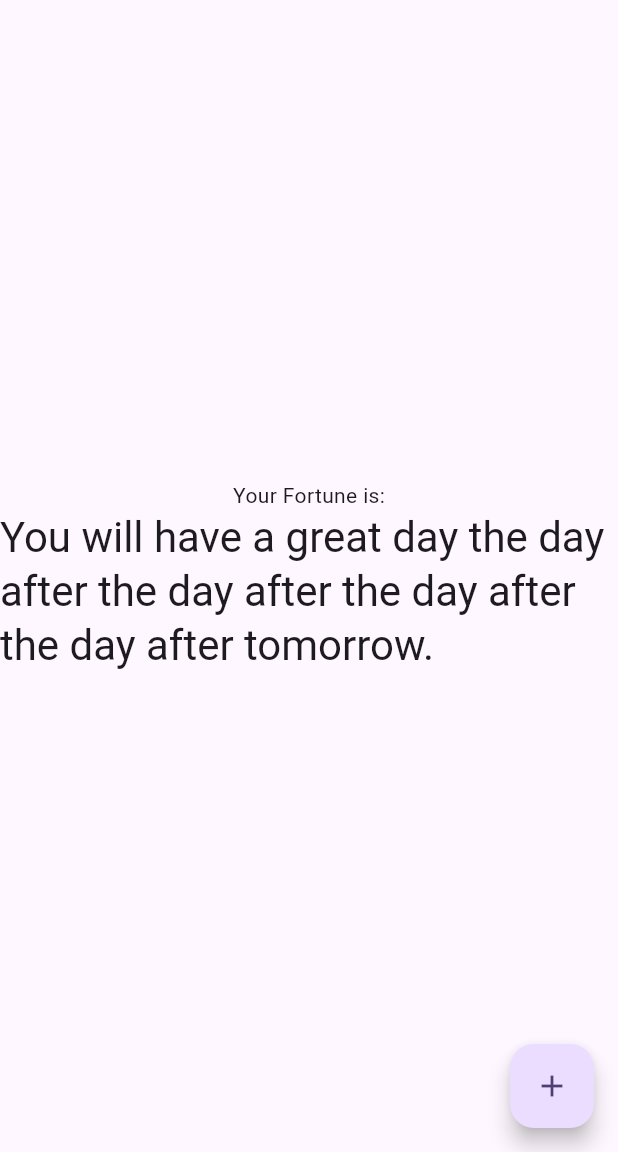
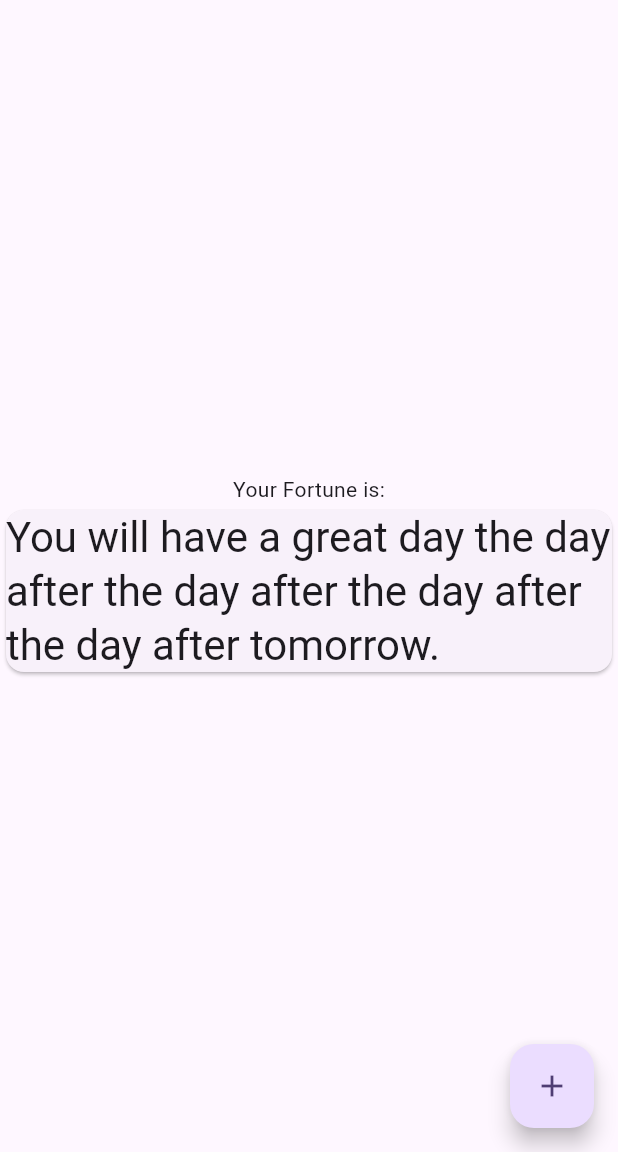
Before and after one commit to SHUBHANKARPOLYGON/fortune-cookie-app, a Flutter app: the screen it shows after launch, after a tap on the "add" icon, on a phone screen of 412 x 824 dp, the part 84-1236 px from its top. Run offline on Flutter 3.47's test engine with Material 3 defaults, Android fonts, the phone set to English and light mode, and no system bars.

Commit message:
card_add

```diff
--- a/lib/main.dart
+++ b/lib/main.dart
@@ -72,10 +72,13 @@ class _MyHomePageState extends State<MyHomePage> {
             Text(
               "Your Fortune is:",
             ),
-            Text(
+            Card(
+              child: Text(
               '${_currentFortune}',
               style: Theme.of(context).textTheme.headlineMedium,
             ),
+            )
+
           ],
         ),
       ),
```
